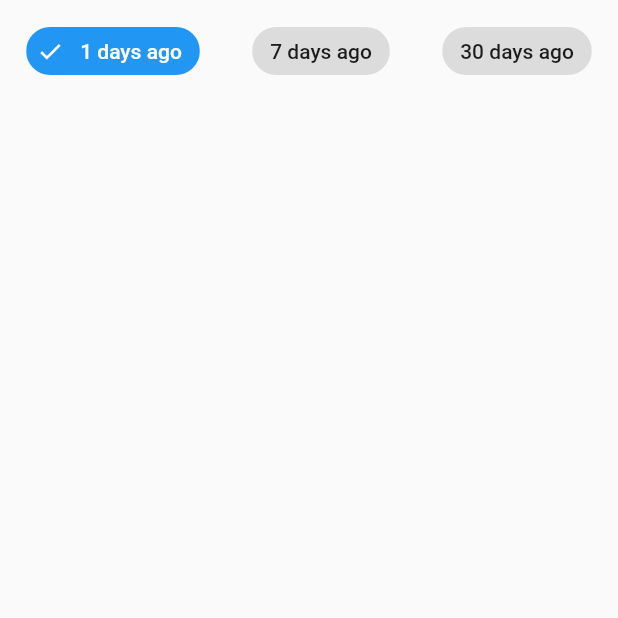
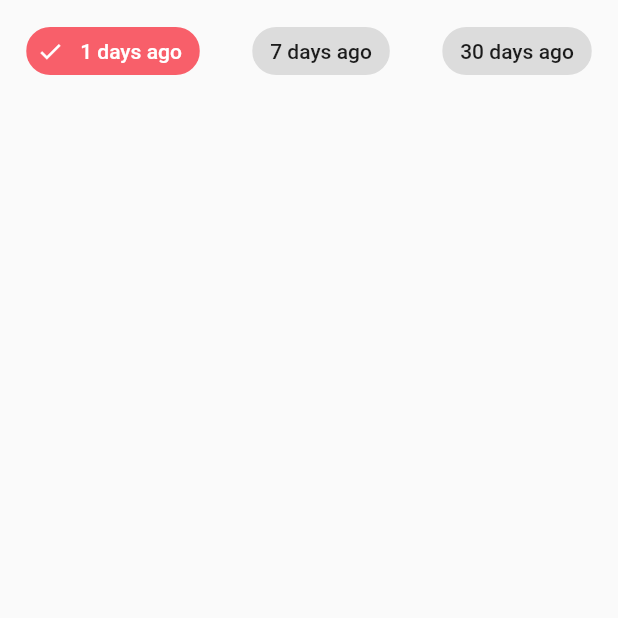
Before and after one commit to amir-r-z-a/chfclient-App, a Flutter app: the ClientOrdersHistoryScreen screen opened directly, after a tap on "1 days ago", on a phone screen of 412 x 824 dp, the top half of it. Run offline on Flutter 3.47's test engine with Material 2 defaults, Android fonts, the phone set to English and light mode, and no system bars; our stand-ins replace date_time_picker, dotted_border, flutter_datetime_picker, flutter_map, latlong; missing offline and left inert: dart:ffi, search_page; accounts and stored records are empty; network calls fail.

Commit message:
7days color was edited

```diff
--- a/lib/Screens/ClientOrdersHistoryScreen.dart
+++ b/lib/Screens/ClientOrdersHistoryScreen.dart
@@ -3,7 +3,8 @@ import 'package:flutter/material.dart';
 
 class ClientOrdersHistoryScreen extends StatefulWidget {
   @override
-  _ClientOrdersHistoryScreenState createState() => _ClientOrdersHistoryScreenState();
+  _ClientOrdersHistoryScreenState createState() =>
+      _ClientOrdersHistoryScreenState();
 }
 
 class _ClientOrdersHistoryScreenState extends State<ClientOrdersHistoryScreen> {
@@ -34,8 +35,8 @@ class _ClientOrdersHistoryScreenState extends State<ClientOrdersHistoryScreen> {
           children: List.generate(
               ClientAccounts.accounts[ClientAccounts.currentAccount]
                   .getOrdersHistoryLength(),
-              (index) => ClientAccounts
-                  .accounts[ClientAccounts.currentAccount].ordersHistory[index]),
+              (index) => ClientAccounts.accounts[ClientAccounts.currentAccount]
+                  .ordersHistory[index]),
         ),
       ]),
     );
@@ -66,7 +67,7 @@ class _ClientOrdersHistoryScreenState extends State<ClientOrdersHistoryScreen> {
 
   Widget MyOnChip(String input, int index) {
     return FilterChip(
-      backgroundColor: Colors.blue,
+      backgroundColor: Theme.of(context).primaryColor,
       avatar: Icon(
         Icons.check,
         color: Colors.white,
```
